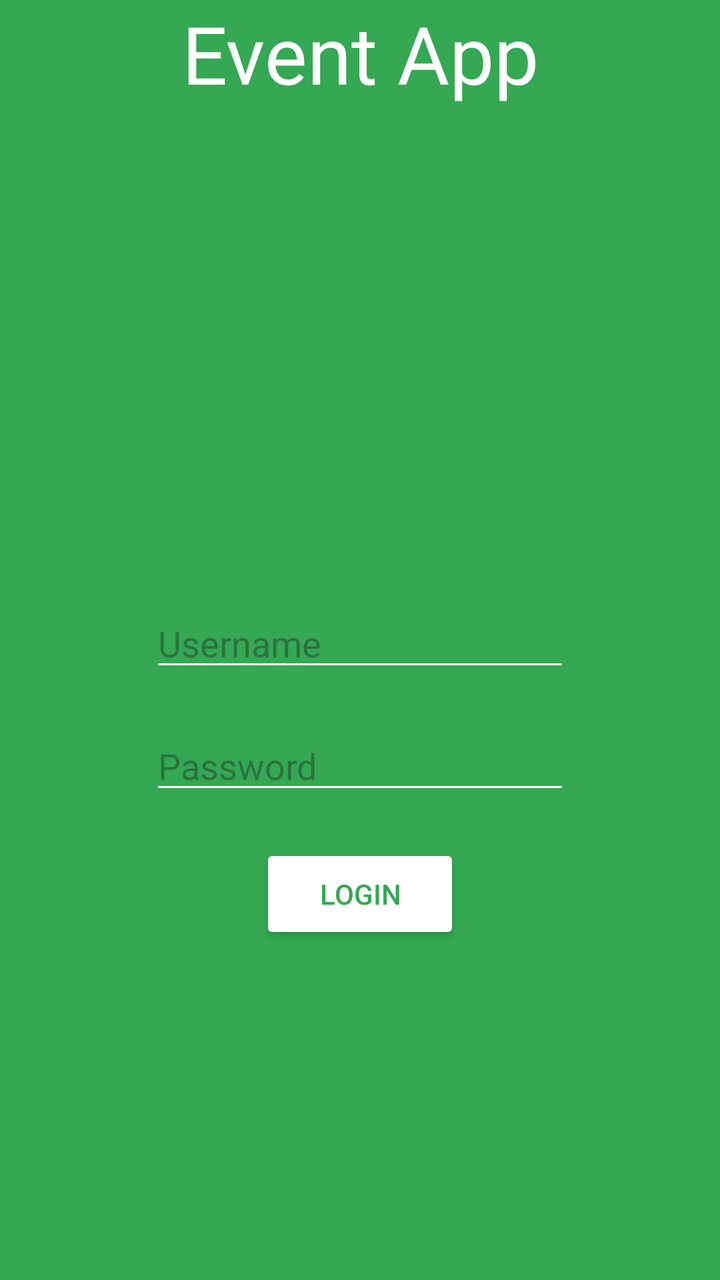
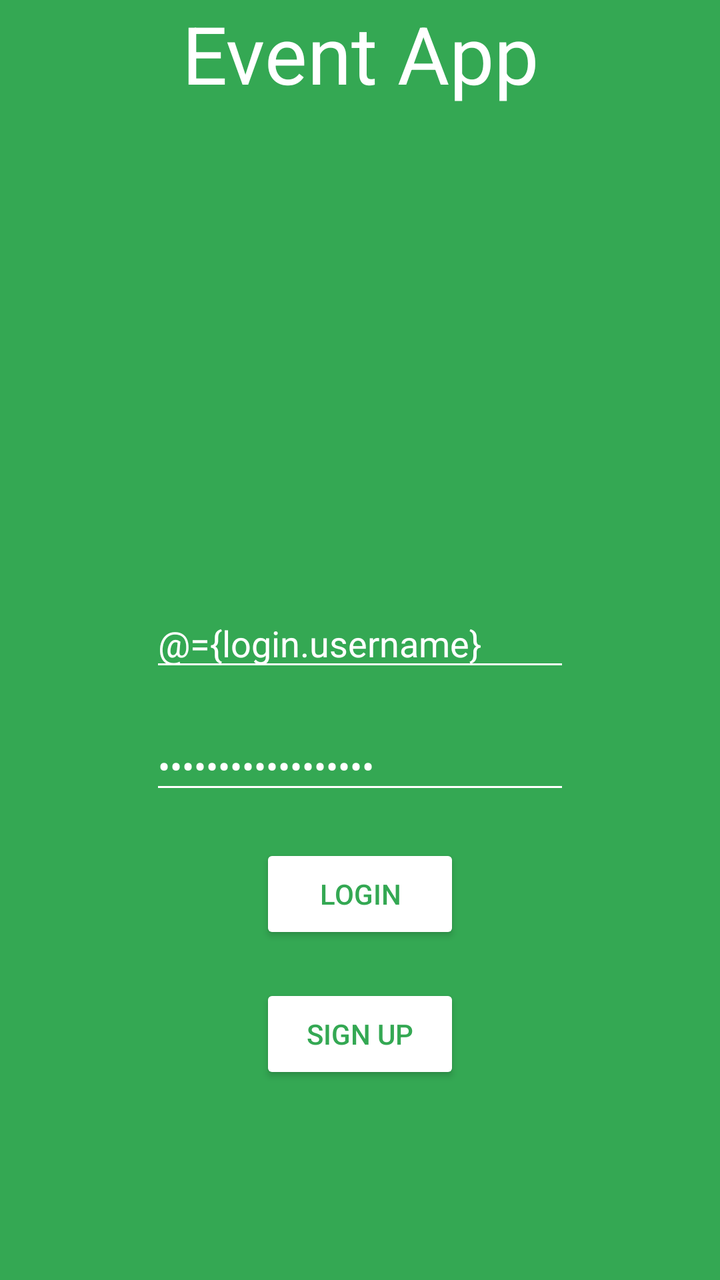

The first picture is an Android layout as it rendered before a commit; the second is the same layout after the commit. The layout source and the unified diff follow.
<!-- AndroidManifest.xml: application theme Theme.EventApp -->
<!-- res/layout/login_page.xml -->
<?xml version="1.0" encoding="utf-8"?>
<androidx.constraintlayout.widget.ConstraintLayout xmlns:android="http://schemas.android.com/apk/res/android"
    xmlns:tools="http://schemas.android.com/tools"
    android:layout_width="match_parent"
    android:layout_height="match_parent"
    android:background="#34A853"
    xmlns:app="http://schemas.android.com/apk/res-auto"
    >

    <TextView
        android:id="@+id/title"
        android:layout_width="wrap_content"
        android:layout_height="wrap_content"
        android:text="Event App"
        android:textSize="40dp"
        app:layout_constraintEnd_toEndOf="parent"
        app:layout_constraintStart_toStartOf="parent"
        app:layout_constraintTop_toTopOf="parent"
        android:textColor="@color/white"
        />

    <EditText
        android:id="@+id/usernameBox"
        android:layout_width="wrap_content"
        android:layout_height="wrap_content"
        android:ems="10"
        android:inputType="text"
        android:hint="Username"
        app:layout_constraintBottom_toBottomOf="parent"
        app:layout_constraintTop_toTopOf="parent"
        app:layout_constraintStart_toStartOf="parent"
        app:layout_constraintEnd_toEndOf="parent"
        android:backgroundTint="@color/white"
        android:textColor="@color/white"
         />

    <EditText
        android:id="@+id/passwordBox"
        android:layout_width="wrap_content"
        android:layout_height="wrap_content"
        android:ems="10"
        android:inputType="textPassword"
        android:hint="Password"
        app:layout_constraintTop_toBottomOf="@id/usernameBox"
        app:layout_constraintStart_toStartOf="parent"
        app:layout_constraintEnd_toEndOf="parent"
        android:layout_marginTop="20dp"
        android:backgroundTint="@color/white"
        android:textColor="@color/white"
        />

    <Button
        android:id="@+id/LoginButton"
        android:layout_width="100dp"
        android:layout_height="50dp"
        android:backgroundTint="@color/white"
        android:textColor="#34A853"
        android:text="Login"
        app:layout_constraintTop_toBottomOf="@id/passwordBox"
        app:layout_constraintStart_toStartOf="parent"
        app:layout_constraintEnd_toEndOf="parent"
        android:layout_marginTop="20dp"
        />




</androidx.constraintlayout.widget.ConstraintLayout>
<!-- resources referenced by this layout -->
<resources>
  <color name="white">#FFFFFFFF</color>
  <style name="Theme.EventApp" parent="Base.Theme.EventApp" />
  <style name="Base.Theme.EventApp" parent="Theme.Material3.DayNight.NoActionBar">
          
          
      </style>
</resources>

<!-- the commit's change to res/layout/login_page.xml (unified diff, before → after) -->
@@ -1,68 +1,96 @@
 <?xml version="1.0" encoding="utf-8"?>
-<androidx.constraintlayout.widget.ConstraintLayout xmlns:android="http://schemas.android.com/apk/res/android"
-    xmlns:tools="http://schemas.android.com/tools"
-    android:layout_width="match_parent"
-    android:layout_height="match_parent"
-    android:background="#34A853"
-    xmlns:app="http://schemas.android.com/apk/res-auto"
-    >
+<layout>
+    <data>
+        <variable
+            name="login"
+            type="com.northcoders.eventapp.model.Login" />
 
-    <TextView
-        android:id="@+id/title"
-        android:layout_width="wrap_content"
-        android:layout_height="wrap_content"
-        android:text="Event App"
-        android:textSize="40dp"
-        app:layout_constraintEnd_toEndOf="parent"
-        app:layout_constraintStart_toStartOf="parent"
-        app:layout_constraintTop_toTopOf="parent"
-        android:textColor="@color/white"
-        />
+        <variable
+            name="clickHandler"
+            type="com.northcoders.eventapp.ui.login.LoginClickHandlers" />
+    </data>
+    <androidx.constraintlayout.widget.ConstraintLayout xmlns:android="http://schemas.android.com/apk/res/android"
+        xmlns:tools="http://schemas.android.com/tools"
+        android:layout_width="match_parent"
+        android:layout_height="match_parent"
+        android:background="#34A853"
+        xmlns:app="http://schemas.android.com/apk/res-auto"
+        >
+        <TextView
+            android:id="@+id/title"
+            android:layout_width="wrap_content"
+            android:layout_height="wrap_content"
+            android:text="Event App"
+            android:textSize="40dp"
+            app:layout_constraintEnd_toEndOf="parent"
+            app:layout_constraintStart_toStartOf="parent"
+            app:layout_constraintTop_toTopOf="parent"
+            android:textColor="@color/white"
+            />
 
-    <EditText
-        android:id="@+id/usernameBox"
-        android:layout_width="wrap_content"
-        android:layout_height="wrap_content"
-        android:ems="10"
-        android:inputType="text"
-        android:hint="Username"
-        app:layout_constraintBottom_toBottomOf="parent"
-        app:layout_constraintTop_toTopOf="parent"
-        app:layout_constraintStart_toStartOf="parent"
-        app:layout_constraintEnd_toEndOf="parent"
-        android:backgroundTint="@color/white"
-        android:textColor="@color/white"
-         />
+        <EditText
+            android:id="@+id/usernameBox"
+            android:layout_width="wrap_content"
+            android:layout_height="wrap_content"
+            android:ems="10"
+            android:inputType="text"
+            android:hint="Username"
+            android:text="@={login.username}"
+            app:layout_constraintBottom_toBottomOf="parent"
+            app:layout_constraintTop_toTopOf="parent"
+            app:layout_constraintStart_toStartOf="parent"
+            app:layout_constraintEnd_toEndOf="parent"
+            android:backgroundTint="@color/white"
+            android:textColor="@color/white"
+             />
 
-    <EditText
-        android:id="@+id/passwordBox"
-        android:layout_width="wrap_content"
-        android:layout_height="wrap_content"
-        android:ems="10"
-        android:inputType="textPassword"
-        android:hint="Password"
-        app:layout_constraintTop_toBottomOf="@id/usernameBox"
-        app:layout_constraintStart_toStartOf="parent"
-        app:layout_constraintEnd_toEndOf="parent"
-        android:layout_marginTop="20dp"
-        android:backgroundTint="@color/white"
-        android:textColor="@color/white"
-        />
+        <EditText
+            android:id="@+id/passwordBox"
+            android:layout_width="wrap_content"
+            android:layout_height="wrap_content"
+            android:ems="10"
+            android:inputType="textPassword"
+            android:hint="Password"
+            android:text="@={login.password}"
+            app:layout_constraintTop_toBottomOf="@id/usernameBox"
+            app:layout_constraintStart_toStartOf="parent"
+            app:layout_constraintEnd_toEndOf="parent"
+            android:layout_marginTop="20dp"
+            android:backgroundTint="@color/white"
+            android:textColor="@color/white"
+            />
 
-    <Button
-        android:id="@+id/LoginButton"
-        android:layout_width="100dp"
-        android:layout_height="50dp"
-        android:backgroundTint="@color/white"
-        android:textColor="#34A853"
-        android:text="Login"
-        app:layout_constraintTop_toBottomOf="@id/passwordBox"
-        app:layout_constraintStart_toStartOf="parent"
-        app:layout_constraintEnd_toEndOf="parent"
-        android:layout_marginTop="20dp"
-        />
+        <Button
+            android:id="@+id/LoginButton"
+            android:layout_width="100dp"
+            android:layout_height="50dp"
+            android:backgroundTint="@color/white"
+            android:textColor="#34A853"
+            android:text="Login"
+            android:onClick="@{clickHandler.LoginCheck}"
+            app:layout_constraintTop_toBottomOf="@id/passwordBox"
+            app:layout_constraintStart_toStartOf="parent"
+            app:layout_constraintEnd_toEndOf="parent"
+            android:layout_marginTop="20dp"
+            />
+
+        <Button
+            android:id="@+id/signUpbutton"
+            android:layout_width="100dp"
+            android:layout_height="50dp"
+            android:backgroundTint="@color/white"
+            android:textColor="#34A853"
+            android:text="Sign Up"
+            app:layout_constraintTop_toBottomOf="@id/LoginButton"
+            app:layout_constraintStart_toStartOf="parent"
+            app:layout_constraintEnd_toEndOf="parent"
+            android:layout_marginTop="20dp"
+            />
 
 
 
 
-</androidx.constraintlayout.widget.ConstraintLayout>
+
+
+    </androidx.constraintlayout.widget.ConstraintLayout>
+</layout>
